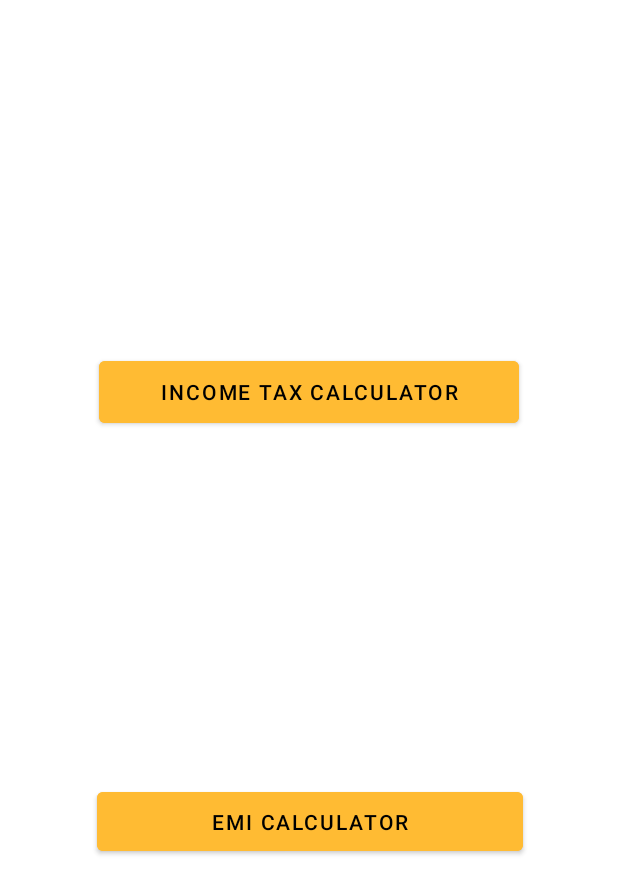
After one commit to kalpadhwaryu/taxio, an Android app: the CalculateTaxAct screen opened directly, with no data from a screen before it, on a phone screen of 412 x 824 dp. The commit adds this screen. Shown: the top 894 px of the screen. Run offline under Robolectric (Android 15) with nearby library versions, the phone set to English and light mode, and no system bars; Roboto replaces fonts that are not available here.

Commit message:
Added Tax Calculator Functionality

```diff
--- /dev/null
+++ b/app/src/main/java/com/example/taxio/CalculateTaxAct.java
@@ -0,0 +1,36 @@
+package com.example.taxio;
+
+import androidx.appcompat.app.AppCompatActivity;
+
+import android.content.Intent;
+import android.os.Bundle;
+import android.view.View;
+import android.widget.Button;
+
+public class CalculateTaxAct extends AppCompatActivity {
+    Button itcbtn,emibtn;
+    @Override
+    protected void onCreate(Bundle savedInstanceState) {
+        super.onCreate(savedInstanceState);
+        setContentView(R.layout.activity_calculate_tax);
+
+        itcbtn=findViewById(R.id.itcbtn);
+        emibtn=findViewById(R.id.emibtn);
+
+        itcbtn.setOnClickListener(new View.OnClickListener() {
+            @Override
+            public void onClick(View view) {
+                Intent intent= new Intent(getApplicationContext(),IncomeActivity.class);
+                startActivity(intent);
+            }
+        });
+
+        emibtn.setOnClickListener(new View.OnClickListener() {
+            @Override
+            public void onClick(View view) {
+                Intent intent=new Intent(getApplicationContext(),EMIActivity.class);
+                startActivity(intent);
+            }
+        });
+    }
+}
--- /dev/null
+++ b/app/src/main/res/layout/activity_calculate_tax.xml
@@ -0,0 +1,40 @@
+<?xml version="1.0" encoding="utf-8"?>
+<androidx.constraintlayout.widget.ConstraintLayout xmlns:android="http://schemas.android.com/apk/res/android"
+    xmlns:app="http://schemas.android.com/apk/res-auto"
+    xmlns:tools="http://schemas.android.com/tools"
+    android:layout_width="match_parent"
+    android:layout_height="match_parent"
+    tools:context=".CalculateTaxAct">
+
+    <Button
+        android:id="@+id/itcbtn"
+        android:layout_width="280dp"
+        android:layout_height="53dp"
+        android:backgroundTint="#FFBB33"
+        android:text="Income Tax Calculator"
+        android:textColor="@color/black"
+        app:layout_constraintBottom_toTopOf="@+id/emibtn"
+        app:layout_constraintEnd_toEndOf="parent"
+        app:layout_constraintLeft_toLeftOf="parent"
+        app:layout_constraintRight_toRightOf="parent"
+        app:layout_constraintStart_toStartOf="parent"
+        app:layout_constraintTop_toTopOf="parent"
+        app:layout_constraintVertical_bias="0.42"
+        tools:ignore="HardcodedText" />
+
+    <Button
+        android:id="@+id/emibtn"
+        android:layout_width="284dp"
+        android:layout_height="51dp"
+        android:layout_marginBottom="16dp"
+        android:backgroundTint="#FFBB33"
+        android:text="EMI Calculator"
+        android:textColor="@color/black"
+        app:layout_constraintBottom_toBottomOf="parent"
+        app:layout_constraintHorizontal_bias="0.504"
+        app:layout_constraintLeft_toLeftOf="parent"
+        app:layout_constraintRight_toRightOf="parent"
+        app:layout_constraintTop_toBottomOf="@+id/itcbtn"
+        tools:ignore="HardcodedText" />
+
+</androidx.constraintlayout.widget.ConstraintLayout>
--- a/app/src/main/res/layout/fragment_home.xml
+++ b/app/src/main/res/layout/fragment_home.xml
@@ -103,7 +103,8 @@
                 android:layout_weight="1">
                 <RelativeLayout
                     android:layout_width="match_parent"
-                    android:layout_height="match_parent">
+                    android:layout_height="match_parent"
+                    android:id="@+id/calculateTax">
 
                     <TextView
                         android:id="@+id/textView4"
@@ -114,7 +115,7 @@
                         android:layout_marginTop="10dp"
                         android:text="Calculate Tax"
                         android:textSize="24sp"
-                        app:fontFamily="@font/fredoka_one"/>
+                        app:fontFamily="@font/fredoka_one" />
 
                     <ImageView
                         android:id="@+id/imageView3"
```
Also changed, not shown: app/src/main/AndroidManifest.xml (+9 -0 lines), app/src/main/java/com/example/taxio/EMIActivity.java (added, +135 -0 lines), app/src/main/java/com/example/taxio/HomeFragment.java (+28 -2 lines), app/src/main/java/com/example/taxio/IncomeActivity.java (added, +92 -0 lines), app/src/main/res/layout/activity_emi.xml (added, +83 -0 lines), app/src/main/res/layout/activity_income.xml (added, +75 -0 lines).
